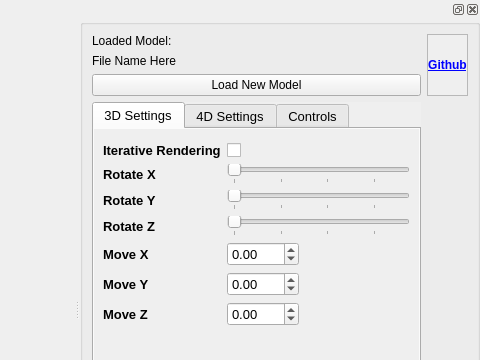
Before: the Qt Designer form src/MainWindow.ui in Luminic/NWAPW_RayTracer, drawn with Qt 5; both pictures show x 800 to 1280 and y 0 to 360 of the 1280 by 640 pixel window.
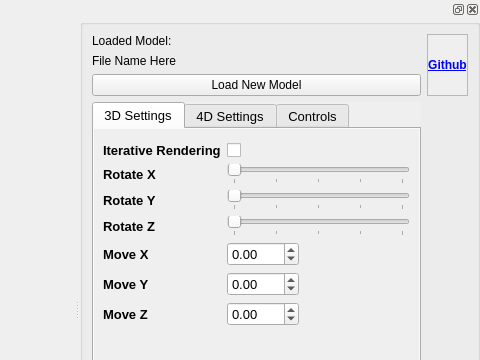
After: the same form once the commit is applied. The open tabs and pages were chosen to show the change.

Diff of the .ui file:
```diff
--- a/src/MainWindow.ui
+++ b/src/MainWindow.ui
@@ -141,7 +141,7 @@
               <enum>QSlider::TicksBelow</enum>
              </property>
              <property name="tickInterval">
-              <number>1000</number>
+              <number>900</number>
              </property>
             </widget>
            </item>
@@ -180,7 +180,7 @@
               <enum>QSlider::TicksBelow</enum>
              </property>
              <property name="tickInterval">
-              <number>1000</number>
+              <number>900</number>
              </property>
             </widget>
            </item>
@@ -283,7 +283,7 @@
               <enum>QSlider::TicksBelow</enum>
              </property>
              <property name="tickInterval">
-              <number>1000</number>
+              <number>900</number>
              </property>
             </widget>
            </item>
```
Left out of the diff: 8 changed lines with no effect on the pictures.
